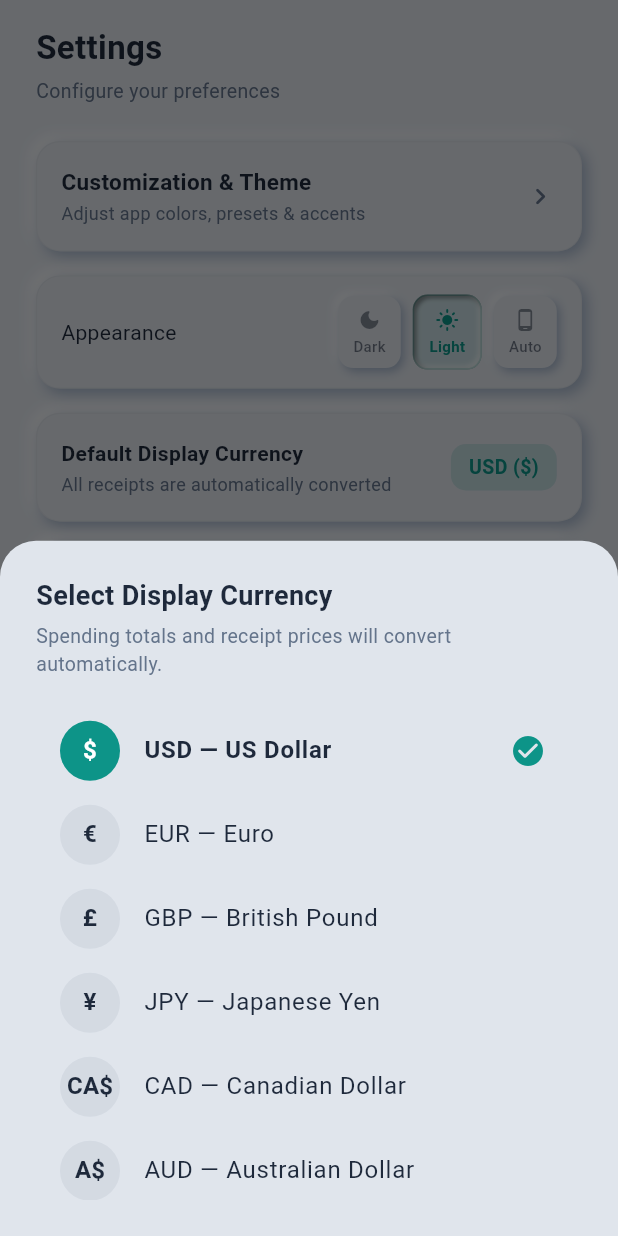
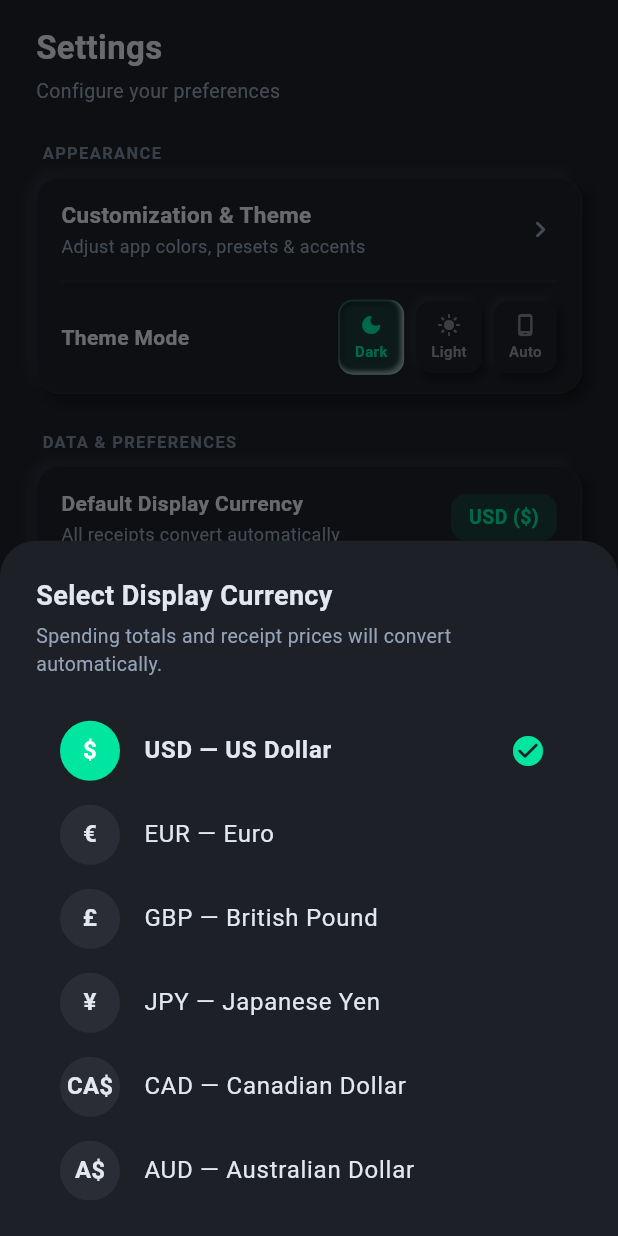
Before and after one commit to HaiqalHarona/Receipt-Logging-App, a Flutter app: the screen it shows after launch, item 5 of the bottom bar chosen, after a tap on "Default Display Currency", on a phone screen of 412 x 824 dp. Run offline on Flutter 3.47's test engine with Material 3 defaults, Android fonts, the phone set to English and light mode, and no system bars; our stand-ins replace camera, flutter_dotenv, flutter_neumorphic_plus, go_router, image_picker, isar and 1 more; missing offline and left inert: google_mlkit_text_recognition; accounts and stored records are empty; generated files the repository leaves out were written again; network calls fail; project files that could hold a hidden picture were left out.

```diff
--- a/lib/ui/core/router/main_tab_shell.dart
+++ b/lib/ui/core/router/main_tab_shell.dart
@@ -56,7 +56,18 @@ class _MainTabShellState extends State<MainTabShell> {
     if (targetIndex != _currentIndex) {
       _currentIndex = targetIndex;
       if (_pageController.hasClients && !_isAnimatingPage) {
-        _pageController.jumpToPage(targetIndex);
+        _isAnimatingPage = true;
+        _pageController
+            .animateToPage(
+          targetIndex,
+          duration: const Duration(milliseconds: 320),
+          curve: Curves.easeInOutCubic,
+        )
+            .then((_) {
+          if (mounted) {
+            _isAnimatingPage = false;
+          }
+        });
       }
     }
   }
--- a/lib/ui/core/theme/theme_controller.dart
+++ b/lib/ui/core/theme/theme_controller.dart
@@ -26,9 +26,20 @@ class ThemePreset {
   });
 }
 
-class AppThemeController extends ChangeNotifier {
+class AppThemeController extends ChangeNotifier with WidgetsBindingObserver {
   static final AppThemeController instance = AppThemeController._internal();
-  AppThemeController._internal();
+  AppThemeController._internal() {
+    try {
+      WidgetsBinding.instance.addObserver(this);
+    } catch (_) {}
+  }
+
+  @override
+  void didChangePlatformBrightness() {
+    if (_themeMode == ThemeMode.system) {
+      notifyListeners();
+    }
+  }
 
   // ── SharedPreferences Keys ───────────────────────────────────────────────
   static const _kThemeMode = 'theme_mode'; // int: ThemeMode.values index
@@ -40,9 +51,22 @@ class AppThemeController extends ChangeNotifier {
   static const _kFontScale = 'font_scale';
 
   // ── State ────────────────────────────────────────────────────────────────
-  ThemeMode _themeMode = ThemeMode.light; // Default: light mode
+  ThemeMode _themeMode = ThemeMode.dark; // Default: Charcoal Slate (Dark)
   ThemeMode get themeMode => _themeMode;
-  bool get isDarkMode => _themeMode == ThemeMode.dark;
+
+  /// Dynamically evaluates whether dark mode is active (including resolving
+  /// OS platform brightness when _themeMode == ThemeMode.system).
+  bool get isDarkMode {
+    if (_themeMode == ThemeMode.system) {
+      try {
+        return WidgetsBinding.instance.platformDispatcher.platformBrightness ==
+            Brightness.dark;
+      } catch (_) {
+        return true;
+      }
+    }
+    return _themeMode == ThemeMode.dark;
+  }
 
   Color? _customDarkAccentColor;
   Color? _customLightAccentColor;
@@ -58,16 +82,14 @@ class AppThemeController extends ChangeNotifier {
   double get neuDepth => _neuDepth;
   double get fontScale => _fontScale;
 
-  int get selectedPresetIndex => _themeMode == ThemeMode.dark
-      ? _selectedDarkPresetIndex
-      : _selectedLightPresetIndex;
+  int get selectedPresetIndex =>
+      isDarkMode ? _selectedDarkPresetIndex : _selectedLightPresetIndex;
 
-  ThemePreset get currentPreset => _themeMode == ThemeMode.dark
-      ? darkPresets[_selectedDarkPresetIndex]
-      : lightPresets[_selectedLightPresetIndex];
+  ThemePreset get currentPreset =>
+      isDarkMode ? darkPresets[_selectedDarkPresetIndex] : lightPresets[_selectedLightPresetIndex];
 
   Color get currentBaseColor {
-    return _themeMode == ThemeMode.dark
+    return isDarkMode
         ? darkPresets[_selectedDarkPresetIndex].darkBaseColor
         : lightPresets[_selectedLightPresetIndex].lightBaseColor;
   }
@@ -75,7 +97,7 @@ class AppThemeController extends ChangeNotifier {
   Color get currentAccentColor => accentColor;
 
   Color get accentColor {
-    if (_themeMode == ThemeMode.dark) {
+    if (isDarkMode) {
       return _customDarkAccentColor ??
           darkPresets[_selectedDarkPresetIndex].darkAccentColor;
     } else {
@@ -85,20 +107,20 @@ class AppThemeController extends ChangeNotifier {
   }
 
   Color get textColor {
-    return _themeMode == ThemeMode.dark
+    return isDarkMode
         ? darkPresets[_selectedDarkPresetIndex].darkTextColor
         : lightPresets[_selectedLightPresetIndex].lightTextColor;
   }
 
   Color get secondaryTextColor {
-    return _themeMode == ThemeMode.dark
+    return isDarkMode
         ? darkPresets[_selectedDarkPresetIndex].darkSecondaryTextColor
         : lightPresets[_selectedLightPresetIndex].lightSecondaryTextColor;
   }
 
   Color get shadowDarkColor {
     final base = currentBaseColor;
-    if (_themeMode == ThemeMode.dark) {
+    if (isDarkMode) {
       final hsl = HSLColor.fromColor(base);
       return hsl
           .withLightness((hsl.lightness * 0.40).clamp(0.0, 1.0))
@@ -115,7 +137,7 @@ class AppThemeController extends ChangeNotifier {
 
   Color get shadowLightColor {
     final base = currentBaseColor;
-    if (_themeMode == ThemeMode.dark) {
+    if (isDarkMode) {
       final hsl = HSLColor.fromColor(base);
       return hsl
           .withLightness((hsl.lightness + 0.10).clamp(0.0, 1.0))
@@ -318,8 +340,8 @@ class AppThemeController extends ChangeNotifier {
   /// Default themeMode = ThemeMode.light (index 1 in ThemeMode.values).
   Future<void> loadPersistedTheme() async {
     final prefs = await SharedPreferences.getInstance();
-    // ThemeMode.values = [system(0), light(1), dark(2)] — default 1 = light
-    final modeIdx = prefs.getInt(_kThemeMode) ?? 1;
+    // ThemeMode.values = [system(0), light(1), dark(2)] — default 2 = dark (Charcoal Slate)
+    final modeIdx = prefs.getInt(_kThemeMode) ?? 2;
     _themeMode =
         ThemeMode.values[modeIdx.clamp(0, ThemeMode.values.length - 1)];
     _selectedDarkPresetIndex =
@@ -365,7 +387,7 @@ class AppThemeController extends ChangeNotifier {
   }
 
   void selectPreset(int index) {
-    if (_themeMode == ThemeMode.dark) {
+    if (isDarkMode) {
       _selectedDarkPresetIndex = index.clamp(0, darkPresets.length - 1);
       _customDarkAccentColor = null;
     } else {
@@ -377,7 +399,7 @@ class AppThemeController extends ChangeNotifier {
   }
 
   void updateCustomAccentColor(Color color) {
-    if (_themeMode == ThemeMode.dark) {
+    if (isDarkMode) {
       _customDarkAccentColor = color;
     } else {
       _customLightAccentColor = color;
@@ -387,7 +409,7 @@ class AppThemeController extends ChangeNotifier {
   }
 
   void resetToPreset() {
-    if (_themeMode == ThemeMode.dark) {
+    if (isDarkMode) {
       _customDarkAccentColor = null;
     } else {
       _customLightAccentColor = null;
--- a/lib/ui/core/widgets/bottom_nav_bar.dart
+++ b/lib/ui/core/widgets/bottom_nav_bar.dart
@@ -243,27 +243,42 @@ class _NavItem extends StatelessWidget {
         if (!isActive) context.go(path);
       },
       behavior: HitTestBehavior.opaque,
+      child: AnimatedScale(
+        scale: isActive ? 1.08 : 1.0,
+        duration: const Duration(milliseconds: 200),
+        curve: Curves.easeOutBack,
         child: Padding(
           padding: const EdgeInsets.symmetric(horizontal: 6, vertical: 8),
           child: Column(
             mainAxisAlignment: MainAxisAlignment.center,
             children: [
-            Icon(
+              TweenAnimationBuilder<Color?>(
+                tween: ColorTween(
+                  begin: inactiveColor,
+                  end: isActive ? accent : inactiveColor,
+                ),
+                duration: const Duration(milliseconds: 200),
+                builder: (context, color, _) {
+                  return Icon(
                     icon,
-              color: isActive ? accent : inactiveColor,
+                    color: color,
                     size: 22,
+                  );
+                },
               ),
               const SizedBox(height: 3),
-            Text(
-              label,
+              AnimatedDefaultTextStyle(
+                duration: const Duration(milliseconds: 200),
                 style: TextStyle(
                   color: isActive ? accent : inactiveColor,
                   fontSize: 10,
                   fontWeight: isActive ? FontWeight.w700 : FontWeight.w400,
                   letterSpacing: 0.2,
                 ),
+                child: Text(label),
               ),
             ],
+          ),
         ),
       ),
     );
--- a/lib/ui/features/dashboard/views/widgets/monthly_spending_graph_card.dart
+++ b/lib/ui/features/dashboard/views/widgets/monthly_spending_graph_card.dart
@@ -4,7 +4,6 @@ import 'dart:math' as math;
 import 'package:flutter_neumorphic_plus/flutter_neumorphic.dart';
 import '../../view_models/dashboard_view_model.dart';
 import 'spending_summary_card.dart';
-import 'timeline_filter_bottom_sheet.dart';
 
 /// Protruded Neumorphic card displaying an interactive monthly spending line graph.
 ///
@@ -108,36 +107,49 @@ class _MonthlySpendingGraphCardState extends State<MonthlySpendingGraphCard> {
     }
   }
 
-  String _getTimelineLabel(TimelineFilter filter) {
-    switch (filter) {
-      case TimelineFilter.thisMonth:
-        return '1m';
-      case TimelineFilter.threeMonths:
-        return '3mo';
-      case TimelineFilter.sixMonths:
-        return '6mo';
-      case TimelineFilter.ytd:
-        return 'YTD';
-      case TimelineFilter.twelveMonths:
-        return '12mo';
-      case TimelineFilter.allTime:
-        return 'All';
-    }
-  }
-
-  void _openTimelineModal(TimelineFilter activeTimeline) {
-    showModalBottomSheet(
-      context: context,
-      backgroundColor: Colors.transparent,
-      isScrollControlled: true,
-      builder: (ctx) => TimelineFilterBottomSheet(
-        activeFilter: activeTimeline,
-        onSelect: (filter) {
+  Widget _buildTimelineChip({
+    required String label,
+    required TimelineFilter filter,
+    required TimelineFilter activeFilter,
+  }) {
+    final isSelected = filter == activeFilter;
+    return Expanded(
+      child: GestureDetector(
+        onTap: () {
+          if (!isSelected) {
             setState(() {
               _selectedIndex = null; // Clear graph point tooltip on filter switch
             });
             widget.viewModel.setTimeline(filter);
+          }
         },
+        child: Neumorphic(
+          style: NeumorphicStyle(
+            depth: isSelected ? -2 : 2,
+            intensity: 0.85,
+            color: isSelected
+                ? widget.accent.withValues(alpha: 0.15)
+                : NeumorphicTheme.baseColor(context),
+            boxShape: NeumorphicBoxShape.roundRect(BorderRadius.circular(8)),
+            border: isSelected
+                ? NeumorphicBorder(
+                    color: widget.accent.withValues(alpha: 0.4),
+                    width: 1.0,
+                  )
+                : const NeumorphicBorder.none(),
+          ),
+          padding: const EdgeInsets.symmetric(vertical: 6),
+          child: Center(
+            child: Text(
+              label,
+              style: TextStyle(
+                fontSize: 11,
+                fontWeight: isSelected ? FontWeight.bold : FontWeight.w600,
+                color: isSelected ? widget.accent : widget.textSecondary,
+              ),
+            ),
+          ),
+        ),
       ),
     );
   }
@@ -148,7 +160,6 @@ class _MonthlySpendingGraphCardState extends State<MonthlySpendingGraphCard> {
     final points = widget.viewModel.monthlySpendingHistory;
     final symbol = widget.viewModel.currentSymbol;
     final subtitleText = _getSubtitleText(activeTimeline, symbol);
-    final activeLabel = _getTimelineLabel(activeTimeline);
 
     return Neumorphic(
       style: NeumorphicStyle(
@@ -162,11 +173,7 @@ class _MonthlySpendingGraphCardState extends State<MonthlySpendingGraphCard> {
         child: Column(
           crossAxisAlignment: CrossAxisAlignment.start,
           children: [
-            // ── Header Row with Right-Side Fixed-Size Timeline Trigger Button ──
-            Row(
-              mainAxisAlignment: MainAxisAlignment.spaceBetween,
-              crossAxisAlignment: CrossAxisAlignment.center,
-              children: [
+            // ── Section Header (Title & Subtitle) ──
             Column(
               crossAxisAlignment: CrossAxisAlignment.start,
               children: [
@@ -190,52 +197,45 @@ class _MonthlySpendingGraphCardState extends State<MonthlySpendingGraphCard> {
               ],
             ),
 
-                // Right-Side Fixed Size Neumorphic Trigger Button
-                GestureDetector(
-                  onTap: () => _openTimelineModal(activeTimeline),
-                  child: Neumorphic(
-                    style: NeumorphicStyle(
-                      depth: 3,
-                      intensity: 0.8,
-                      color: NeumorphicTheme.baseColor(context),
-                      boxShape: NeumorphicBoxShape.roundRect(
-                          BorderRadius.circular(10)),
+            const SizedBox(height: 12),
+
+            // ── Segmented Month Selector Row (1M · 3M · 6M · 12M · YTD · ALL) ──
+            Row(
+              children: [
+                _buildTimelineChip(
+                  label: '1M',
+                  filter: TimelineFilter.thisMonth,
+                  activeFilter: activeTimeline,
                 ),
-                    padding:
-                        const EdgeInsets.symmetric(horizontal: 8, vertical: 4),
-                    child: SizedBox(
-                      width: 84,
-                      height: 24,
-                      child: Row(
-                        mainAxisAlignment: MainAxisAlignment.center,
-                        children: [
-                          Icon(
-                            Icons.calendar_today_rounded,
-                            size: 12,
-                            color: widget.accent,
+                const SizedBox(width: 6),
+                _buildTimelineChip(
+                  label: '3M',
+                  filter: TimelineFilter.threeMonths,
+                  activeFilter: activeTimeline,
                 ),
-                          const SizedBox(width: 4),
-                          Expanded(
-                            child: Text(
-                              activeLabel,
-                              textAlign: TextAlign.center,
-                              overflow: TextOverflow.ellipsis,
-                              style: TextStyle(
-                                fontSize: 11,
-                                fontWeight: FontWeight.bold,
-                                color: widget.textPrimary,
+                const SizedBox(width: 6),
+                _buildTimelineChip(
+                  label: '6M',
+                  filter: TimelineFilter.sixMonths,
+                  activeFilter: activeTimeline,
                 ),
+                const SizedBox(width: 6),
+                _buildTimelineChip(
+                  label: '12M',
+                  filter: TimelineFilter.twelveMonths,
+                  activeFilter: activeTimeline,
                 ),
+                const SizedBox(width: 6),
+                _buildTimelineChip(
+                  label: 'YTD',
+                  filter: TimelineFilter.ytd,
+                  activeFilter: activeTimeline,
                 ),
-                          Icon(
-                            Icons.keyboard_arrow_down_rounded,
-                            size: 14,
-                            color: widget.textSecondary,
-                          ),
-                        ],
-                      ),
-                    ),
-                  ),
+                const SizedBox(width: 6),
+                _buildTimelineChip(
+                  label: 'ALL',
+                  filter: TimelineFilter.allTime,
+                  activeFilter: activeTimeline,
                 ),
               ],
             ),
--- a/lib/ui/features/settings/views/settings_screen.dart
+++ b/lib/ui/features/settings/views/settings_screen.dart
@@ -62,17 +62,25 @@ class _SettingsScreenState extends State<SettingsScreen>
                     ),
                     const SizedBox(height: 24),
 
-                    // Customization Card
-                    GestureDetector(
+                    // ── SECTION 1: APPEARANCE ─────────────────────────────
+                    _buildSectionHeader("APPEARANCE", textSecondary),
+                    const SizedBox(height: 8),
+                    _buildSectionContainer(
+                      children: [
+                        // Customization & Theme Row
+                        InkWell(
                           onTap: () => context.push('/customization'),
-                      child: NeumorphicCardWidget(
+                          borderRadius: const BorderRadius.vertical(
+                              top: Radius.circular(18)),
+                          child: Padding(
                             padding: const EdgeInsets.symmetric(
-                            horizontal: 16, vertical: 16),
+                                horizontal: 16, vertical: 14),
                             child: Row(
                               children: [
                                 Expanded(
                                   child: Column(
-                                crossAxisAlignment: CrossAxisAlignment.start,
+                                    crossAxisAlignment:
+                                        CrossAxisAlignment.start,
                                     children: [
                                       Text(
                                         "Customization & Theme",
@@ -102,18 +110,18 @@ class _SettingsScreenState extends State<SettingsScreen>
                             ),
                           ),
                         ),
-                    const SizedBox(height: 16),
-
-                    // Appearance Mode Toggle (3-way: Dark · Light · Auto)
-                    NeumorphicCardWidget(
+                        _buildDivider(textSecondary),
+                        // Appearance Mode Row
+                        Padding(
                           padding: const EdgeInsets.symmetric(
                               horizontal: 16, vertical: 12),
                           child: Row(
                             children: [
                               Text(
-                            'Appearance',
+                                'Theme Mode',
                                 style: TextStyle(
                                   fontSize: 14,
+                                  fontWeight: FontWeight.w600,
                                   color: textPrimary,
                                 ),
                               ),
@@ -147,20 +155,30 @@ class _SettingsScreenState extends State<SettingsScreen>
                             ],
                           ),
                         ),
-                    const SizedBox(height: 16),
+                      ],
+                    ),
+                    const SizedBox(height: 24),
 
-                    // Currency Setting Card (Interactive Modal Selector)
-                    GestureDetector(
+                    // ── SECTION 2: DATA & PREFERENCES ─────────────────────
+                    _buildSectionHeader("DATA & PREFERENCES", textSecondary),
+                    const SizedBox(height: 8),
+                    _buildSectionContainer(
+                      children: [
+                        // Currency Selector Row
+                        InkWell(
                           onTap: () => _showCurrencyPicker(
                               context, textPrimary, textSecondary, accent),
-                      child: NeumorphicCardWidget(
+                          borderRadius: const BorderRadius.vertical(
+                              top: Radius.circular(18)),
+                          child: Padding(
                             padding: const EdgeInsets.symmetric(
-                            horizontal: 16, vertical: 16),
+                                horizontal: 16, vertical: 14),
                             child: Row(
                               children: [
                                 Expanded(
                                   child: Column(
-                                crossAxisAlignment: CrossAxisAlignment.start,
+                                    crossAxisAlignment:
+                                        CrossAxisAlignment.start,
                                     children: [
                                       Text(
                                         "Default Display Currency",
@@ -172,7 +190,7 @@ class _SettingsScreenState extends State<SettingsScreen>
                                       ),
                                       const SizedBox(height: 2),
                                       Text(
-                                    "All receipts are automatically converted",
+                                        "All receipts convert automatically",
                                         style: TextStyle(
                                           fontSize: 12,
                                           color: textSecondary,
@@ -201,12 +219,11 @@ class _SettingsScreenState extends State<SettingsScreen>
                             ),
                           ),
                         ),
-                    const SizedBox(height: 12),
-
-                    // Export Database Setting Card
-                    NeumorphicCardWidget(
+                        _buildDivider(textSecondary),
+                        // Export Database Row
+                        Padding(
                           padding: const EdgeInsets.symmetric(
-                          horizontal: 16, vertical: 16),
+                              horizontal: 16, vertical: 14),
                           child: Row(
                             children: [
                               Expanded(
@@ -229,19 +246,28 @@ class _SettingsScreenState extends State<SettingsScreen>
                             ],
                           ),
                         ),
-                    const SizedBox(height: 12),
+                      ],
+                    ),
+                    const SizedBox(height: 24),
 
-                    // Isar Database Viewer Card
-                    GestureDetector(
+                    // ── SECTION 3: DEVELOPER TOOLS ────────────────────────
+                    _buildSectionHeader("DEVELOPER TOOLS", textSecondary),
+                    const SizedBox(height: 8),
+                    _buildSectionContainer(
+                      children: [
+                        // Isar Database Viewer Row
+                        InkWell(
                           onTap: () => context.push('/settings/db-viewer'),
-                      child: NeumorphicCardWidget(
+                          borderRadius: BorderRadius.circular(18),
+                          child: Padding(
                             padding: const EdgeInsets.symmetric(
-                            horizontal: 16, vertical: 16),
+                                horizontal: 16, vertical: 14),
                             child: Row(
                               children: [
                                 Expanded(
                                   child: Column(
-                                crossAxisAlignment: CrossAxisAlignment.start,
+                                    crossAxisAlignment:
+                                        CrossAxisAlignment.start,
                                     children: [
                                       Text(
                                         "Isar Database Viewer",
@@ -253,7 +279,7 @@ class _SettingsScreenState extends State<SettingsScreen>
                                       ),
                                       const SizedBox(height: 2),
                                       Text(
-                                    "Inspect stored receipts & Isar storage live",
+                                        "Inspect stored receipts & live storage",
                                         style: TextStyle(
                                           fontSize: 12,
                                           color: textSecondary,
@@ -273,11 +299,48 @@ class _SettingsScreenState extends State<SettingsScreen>
                         ),
                       ],
                     ),
+                  ],
+                ),
               ),
             ),
           ),
         );
       },
+    );
+  }
+
+  Widget _buildSectionHeader(String label, Color textSecondary) {
+    return Padding(
+      padding: const EdgeInsets.only(left: 4),
+      child: Text(
+        label,
+        style: TextStyle(
+          fontSize: 11,
+          fontWeight: FontWeight.bold,
+          color: textSecondary.withValues(alpha: 0.8),
+          letterSpacing: 0.9,
+        ),
+      ),
+    );
+  }
+
+  Widget _buildSectionContainer({required List<Widget> children}) {
+    return NeumorphicCardWidget(
+      padding: EdgeInsets.zero,
+      child: Column(
+        crossAxisAlignment: CrossAxisAlignment.stretch,
+        children: children,
+      ),
+    );
+  }
+
+  Widget _buildDivider(Color textSecondary) {
+    return Divider(
+      height: 1,
+      thickness: 0.5,
+      indent: 16,
+      endIndent: 16,
+      color: textSecondary.withValues(alpha: 0.15),
     );
   }
 
```
Also changed, not shown: lib/ui/core/router/app_router.dart (+56 -29 lines), lib/ui/features/verification/views/widgets/verification_card_widget.dart (+7 -2 lines), 1 other file. Lines whose indentation alone changed are shown as unchanged.
